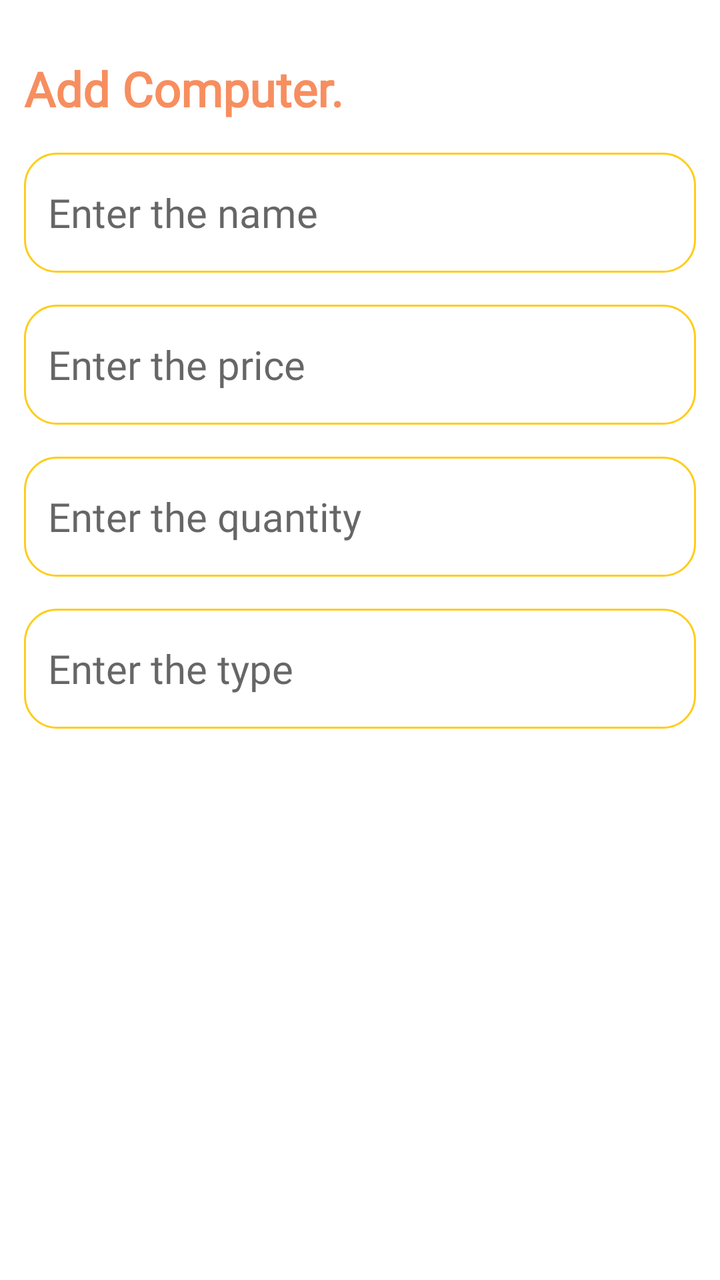
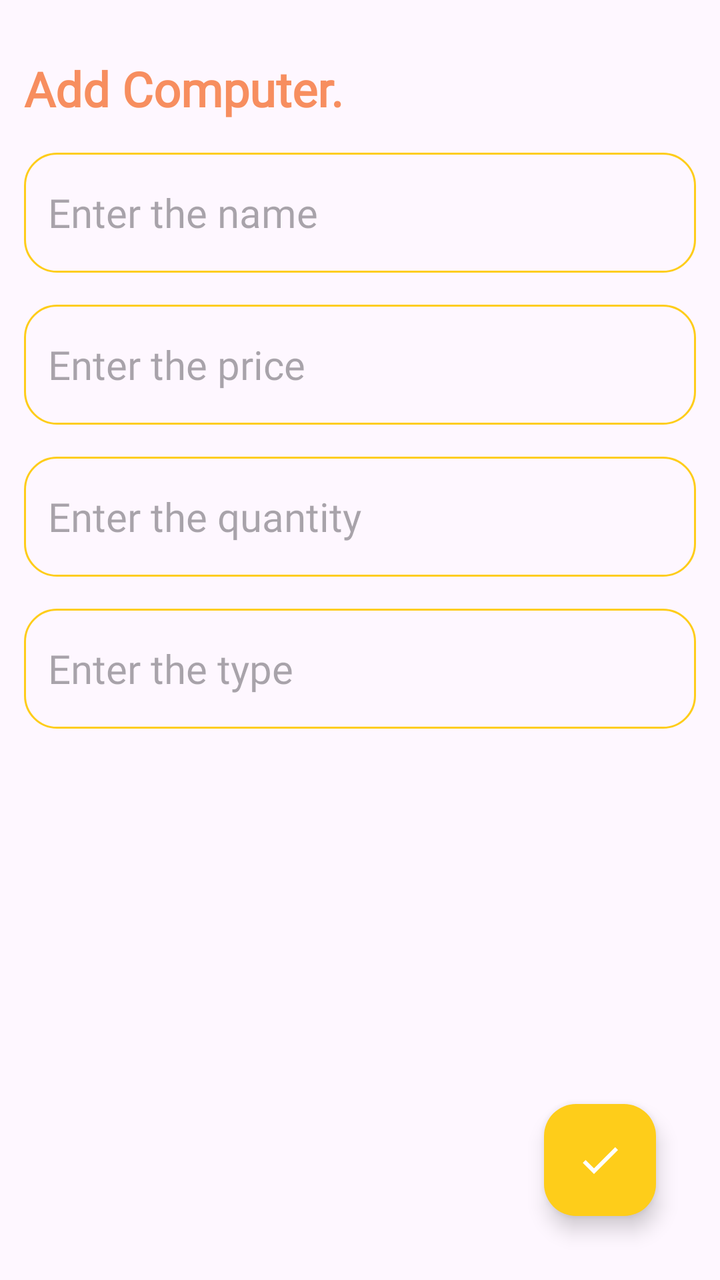

Two renders of the same Android screen: before a commit and after it. Below are the layout's source before the change and the commit's diff.
<!-- AndroidManifest.xml: application theme Theme.Ceb029_nguyenquocviet -->
<!-- res/layout/fragment_add_computer.xml -->
<?xml version="1.0" encoding="utf-8"?>
<layout
        xmlns:android="http://schemas.android.com/apk/res/android"
        xmlns:tools="http://schemas.android.com/tools"
        xmlns:app="http://schemas.android.com/apk/res-auto"
>

    <RelativeLayout
            android:layout_width="match_parent"
            android:layout_height="match_parent"
            android:orientation="vertical"
            tools:context=".NewNoteFragment"
            android:padding="12dp"
            android:fitsSystemWindows="true"
    >

        <TextView
                android:id="@+id/addNoteHeading"
                android:layout_width="wrap_content"
                android:layout_height="wrap_content"
                android:layout_alignParentTop="true"
                android:layout_marginTop="16dp"
                android:fontFamily="@font/poppins"
                android:text="Add Computer."
                android:textStyle="bold"
                android:textColor="@color/orange"
                android:textSize="24sp" />



        <EditText
                android:id="@+id/addName"
                android:layout_width="match_parent"
                android:layout_height="60dp"
                android:hint="Enter the name"
                android:padding="12dp"
                android:textSize="20sp"
                android:layout_below="@id/addNoteHeading"
                android:background="@drawable/pink_border"
                android:layout_marginTop="16dp"
                android:maxLines="1"
                android:fontFamily="@font/poppins"/>

        <EditText
                android:id="@+id/addPrice"
                android:layout_width="match_parent"
                android:layout_height="60dp"
                android:inputType="numberDecimal"
                android:hint="Enter the price"
                android:padding="12dp"
                android:textSize="20sp"
                android:layout_below="@id/addName"
                android:background="@drawable/pink_border"
                android:layout_marginTop="16dp"
                android:maxLines="1"
                android:fontFamily="@font/poppins"/>
        <EditText
                android:id="@+id/addquantity"
                android:layout_width="match_parent"
                android:layout_height="60dp"
                android:inputType="number"
                android:hint="Enter the quantity"
                android:padding="12dp"
                android:textSize="20sp"
                android:layout_below="@id/addPrice"
                android:background="@drawable/pink_border"
                android:layout_marginTop="16dp"
                android:maxLines="1"
                android:fontFamily="@font/poppins"/>

        <EditText
                android:id="@+id/addType"
                android:layout_width="match_parent"
                android:layout_height="60dp"
                android:inputType="text"
                android:hint="Enter the type"
                android:padding="12dp"
                android:textSize="20sp"
                android:layout_below="@id/addquantity"
                android:background="@drawable/pink_border"
                android:layout_marginTop="16dp"
                android:maxLines="1"
                android:fontFamily="@font/poppins"/>

    </RelativeLayout>
</layout>
<!-- resources referenced by this layout -->
<resources>
  <color name="orange">#F78E5F</color>
  <!-- drawable pink_border (drawable) -->
  <?xml version="1.0" encoding="utf-8"?>
  <shape xmlns:android="http://schemas.android.com/apk/res/android"
      android:shape="rectangle">
  
      <stroke
          android:width="1dp"
          android:color="@color/yellow"/>
  
      <corners
          android:radius="16dp"/>
  
  </shape>
  <style name="Theme.Ceb029_nguyenquocviet" parent="Base.Theme.Ceb029_nguyenquocviet" />
  <color name="yellow">#FECD1A</color>
  <style name="Base.Theme.Ceb029_nguyenquocviet" parent="Theme.MaterialComponents.DayNight.DarkActionBar">
          
          
      </style>
</resources>

<!-- the commit's change to res/layout/fragment_add_computer.xml (unified diff, before → after) -->
@@ -25,8 +25,6 @@
                 android:textStyle="bold"
                 android:textColor="@color/orange"
                 android:textSize="24sp" />
-
-
 
         <EditText
                 android:id="@+id/addName"
@@ -82,5 +80,19 @@
                 android:maxLines="1"
                 android:fontFamily="@font/poppins"/>
 
+        <com.google.android.material.floatingactionbutton.FloatingActionButton
+                android:id="@+id/addComputerButton"
+                android:layout_width="wrap_content"
+                android:layout_height="wrap_content"
+                android:layout_marginEnd="20dp"
+                android:layout_marginBottom="20dp"
+                android:clickable="true"
+                android:backgroundTint="@color/yellow"
+                android:tintMode="@color/white"
+                android:src="@drawable/baseline_done_24"
+                android:layout_alignParentBottom="true"
+                android:layout_alignParentEnd="true"
+                android:contentDescription="editFab" />
+
     </RelativeLayout>
 </layout>
<!-- resource entries referenced after the edit -->
@@ -1,6 +1,7 @@
 <!-- resources referenced by this layout -->
 <resources>
   <color name="orange">#F78E5F</color>
+  <color name="white">#FFFFFFFF</color>
   <!-- drawable pink_border (drawable) -->
   <?xml version="1.0" encoding="utf-8"?>
   <shape xmlns:android="http://schemas.android.com/apk/res/android"
@@ -16,9 +17,28 @@
   </shape>
   <style name="Theme.Ceb029_nguyenquocviet" parent="Base.Theme.Ceb029_nguyenquocviet" />
   <color name="yellow">#FECD1A</color>
-  <style name="Base.Theme.Ceb029_nguyenquocviet" parent="Theme.MaterialComponents.DayNight.DarkActionBar">
+  <!-- drawable baseline_done_24 (drawable) -->
+  <vector xmlns:android="http://schemas.android.com/apk/res/android" android:height="24dp" android:tint="#FFFFFF" android:viewportHeight="24" android:viewportWidth="24" android:width="24dp">
+        
+      <path android:fillColor="@android:color/white" android:pathData="M9,16.2L4.8,12l-1.4,1.4L9,19 21,7l-1.4,-1.4L9,16.2z"/>
+      
+  </vector>
+  <style name="Base.Theme.Ceb029_nguyenquocviet" parent="Theme.Material3.Light.NoActionBar">
+          <item name="colorPrimary">@color/purple_500</item>
+          <item name="colorPrimaryVariant">@color/purple_700</item>
+          <item name="colorOnPrimary">@color/white</item>
           
+          <item name="colorSecondary">@color/teal_200</item>
+          <item name="colorSecondaryVariant">@color/teal_700</item>
+          <item name="colorOnSecondary">@color/black</item>
+          
+          <item name="android:statusBarColor" tools:targetApi="l">?attr/colorPrimaryVariant</item>
           
       </style>
+  <color name="purple_500">#FF6200EE</color>
+  <color name="purple_700">#FF3700B3</color>
+  <color name="teal_200">#FF03DAC5</color>
+  <color name="teal_700">#FF018786</color>
+  <color name="black">#FF000000</color>
 </resources>
 
